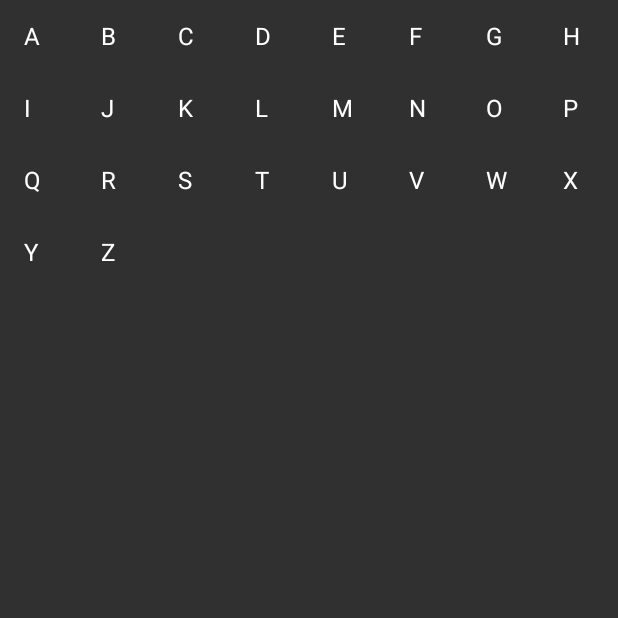
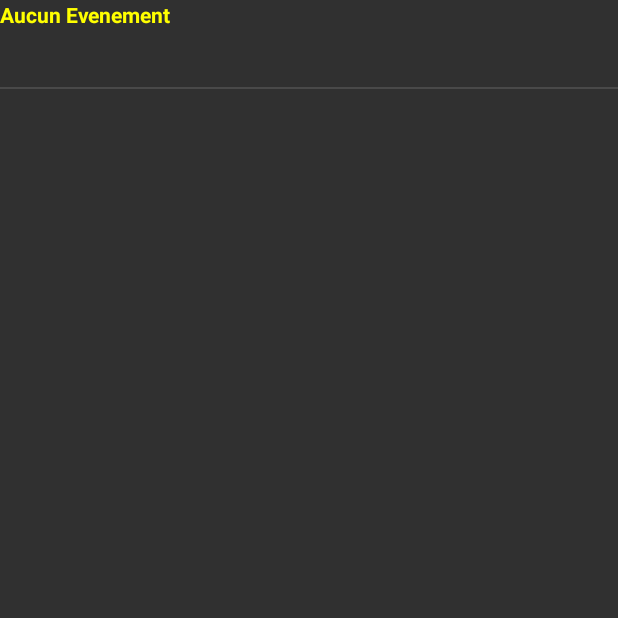
Before and after one commit to babeknaan/WakemeHUDgit, an Android app: the fragment Agenda shown on its own in the app's theme, on a phone screen of 412 x 824 dp, the top half of it. Run offline under Robolectric (Android 15) with nearby library versions, the phone set to English and light mode, and no system bars; 2 statements that could not run were skipped.

Commit message:
custom layout listview

```diff
--- a/app/src/main/java/com/example/anthagonas/wakemehud/Agenda.java
+++ b/app/src/main/java/com/example/anthagonas/wakemehud/Agenda.java
@@ -10,6 +10,7 @@ import android.view.ViewGroup;
 import android.widget.AdapterView;
 import android.widget.ArrayAdapter;
 import android.widget.GridView;
+import android.widget.ListView;
 import android.widget.TextView;
 import android.widget.Toast;
 
@@ -18,25 +19,18 @@ import android.widget.Toast;
  */
 
 public class Agenda extends Fragment {
-    GridView gridView;
+    ListView listView;
     AgendaList evenements;
-
-    static final String[] numbers = new String[] {
-            "A", "B", "C", "D", "E",
-            "F", "G", "H", "I", "J",
-            "K", "L", "M", "N", "O",
-            "P", "Q", "R", "S", "T",
-            "U", "V", "W", "X", "Y", "Z"};
 
     @Override
     public View onCreateView(LayoutInflater inflater, ViewGroup container, Bundle savedInstanceState) {
         View view = inflater.inflate(R.layout.fragment_agenda, container, false);
         this.evenements = new AgendaList(this.getContext());
         this.evenements.majList();
-        this.gridView = (GridView) view.findViewById(R.id.gridView1);
-        ArrayAdapter<String> adapter = new ArrayAdapter<String>(this.getActivity(),android.R.layout.simple_list_item_1, numbers);
-        gridView.setAdapter(adapter);
-        gridView.setOnTouchListener(new View.OnTouchListener()
+        this.listView = (ListView) view.findViewById(R.id.eventlistview);
+        listView.setAdapter(new AgendaListLayoutAdapter(this.getContext(),evenements.getNomEvenement(),
+                evenements.getDateDepartEvenement(),evenements.getDureeEvenement()));
+        listView.setOnTouchListener(new View.OnTouchListener()
         {
             @Override
             public boolean onTouch(View v, MotionEvent event){
--- /dev/null
+++ b/app/src/main/java/com/example/anthagonas/wakemehud/AgendaListLayoutAdapter.java
@@ -0,0 +1,77 @@
+package com.example.anthagonas.wakemehud;
+
+import android.content.Context;
+import android.view.LayoutInflater;
+import android.view.View;
+import android.view.ViewGroup;
+import android.widget.BaseAdapter;
+import android.widget.TextView;
+
+import java.lang.reflect.Array;
+import java.util.ArrayList;
+
+/**
+ * Created by Anthagonas on 06/05/2017.
+ */
+
+public class AgendaListLayoutAdapter extends BaseAdapter {
+
+    private ArrayList<String> noms;
+    private ArrayList<String> dates;
+    private ArrayList<String > duree;
+
+    private LayoutInflater mInflater;
+
+    public AgendaListLayoutAdapter(Context context, ArrayList<String> noms,ArrayList<String> dates,ArrayList<String> duree) {
+        this.noms = noms;
+        this.dates = dates;
+        this.duree = duree;
+        mInflater = LayoutInflater.from(context);
+    }
+
+    //methode a implementer obligatoirement, retourne le nombre d'items
+    public int getCount()
+    {
+        return noms.size();
+    }
+
+
+    //methode a implementer obligatoirement, retourne l'item a la position X
+    public Object getItem(int position) {
+        String[] evenement = {noms.get(position), dates.get(position),duree.get(position)};
+        return evenement;
+    }
+
+    public long getItemId(int position) {
+        return position;
+    }
+
+
+    public View getView(int position, View convertView, ViewGroup parent) {
+        ViewHolder holder;
+        if (convertView == null) {
+            convertView = mInflater.inflate(R.layout.agendarows_layout, null);
+            holder = new ViewHolder();
+            holder.nom = (TextView) convertView.findViewById(R.id.evenement_nom);
+            holder.date = (TextView) convertView.findViewById(R.id.evenement_date);
+            holder.duree = (TextView) convertView.findViewById(R.id.evenement_duree);
+
+            convertView.setTag(holder);
+        } else {
+            holder = (ViewHolder) convertView.getTag();
+        }
+
+        holder.nom.setText(this.noms.get(position));
+        holder.date.setText(this.dates.get(position));
+        holder.duree.setText(this.duree.get(position));
+
+        return convertView;
+    }
+
+
+    static class ViewHolder {
+        TextView nom;
+        TextView date;
+        TextView duree;
+    }
+}
--- /dev/null
+++ b/app/src/main/res/layout/agendarows_layout.xml
@@ -0,0 +1,18 @@
+<?xml version="1.0" encoding="utf-8"?>
+<LinearLayout xmlns:android="http://schemas.android.com/apk/res/android"
+    android:orientation="vertical"
+    android:layout_width="fill_parent"
+    android:layout_height="fill_parent">
+    <TextView android:id="@+id/evenement_nom"
+        android:textSize="14sp"
+        android:textStyle="bold"
+        android:textColor="#FFFF00"
+        android:layout_width="wrap_content"
+        android:layout_height="wrap_content"/>
+    <TextView android:id="@+id/evenement_date"
+        android:layout_width="wrap_content"
+        android:layout_height="wrap_content"/>
+    <TextView android:id="@+id/evenement_duree"
+        android:layout_width="wrap_content"
+        android:layout_height="wrap_content"/>
+</LinearLayout>
--- a/app/src/main/res/layout/fragment_agenda.xml
+++ b/app/src/main/res/layout/fragment_agenda.xml
@@ -5,8 +5,8 @@
     android:layout_height="fill_parent"
     xmlns:android="http://schemas.android.com/apk/res/android">
 
-    <GridView xmlns:android="http://schemas.android.com/apk/res/android"
-        android:id="@+id/gridView1"
+    <ListView xmlns:android="http://schemas.android.com/apk/res/android"
+        android:id="@+id/eventlistview"
         android:numColumns="auto_fit"
         android:gravity="center"
         android:columnWidth="50dp"
@@ -15,5 +15,5 @@
         android:layout_height="fill_parent"
         android:layout_alignParentStart="false"
         android:layout_alignParentBottom="true">
-    </GridView>
+    </ListView>
 </RelativeLayout>
```
